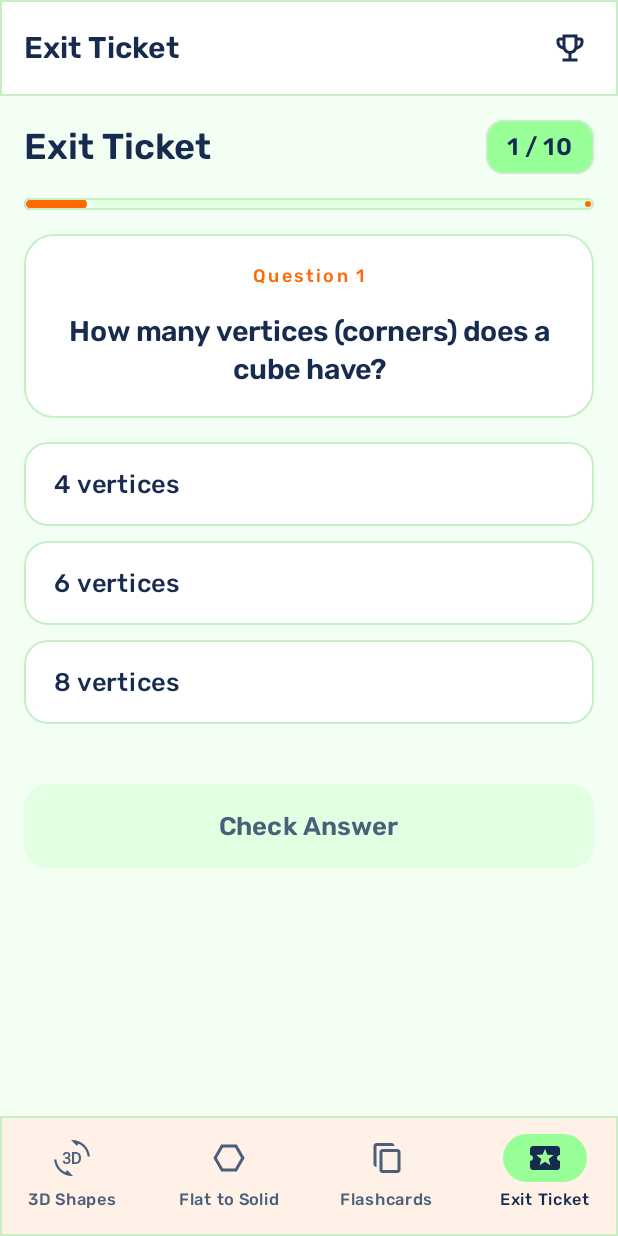
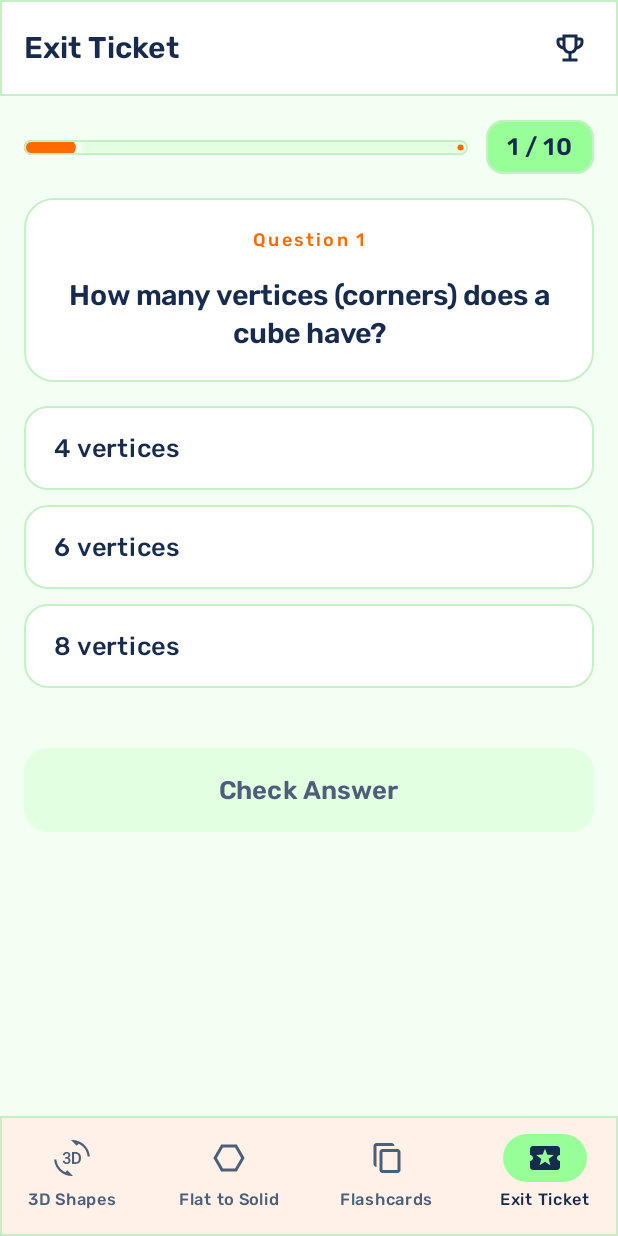
Before and after one commit to dizsel74/GeoKids, an Android app built with Jetpack Compose: the screen it shows after launch (MainActivity), item 4 of the bottom bar chosen, on a phone screen of 412 x 824 dp. Run offline under Robolectric (Android 15) with nearby library versions, the phone set to English and light mode, and no system bars.

Commit message:
Feat: add cone shape to 3D explorer
- Add Cone shape data to Explorer3DScreen
- Refine Flashcards and Quiz screen UI layout

```diff
--- a/app/src/main/java/com/example/ui/components/GeometryWebView.kt
+++ b/app/src/main/java/com/example/ui/components/GeometryWebView.kt
@@ -499,6 +499,19 @@ private fun getHtmlContent(): String {
                         var edgesGeo = new THREE.BufferGeometry();
                         edgesGeo.setAttribute('position', new THREE.Float32BufferAttribute(linePositions, 3));
                         addThickEdges(edgesGeo.attributes.position.array);
+                    } else if (currentShape === 'cone') {
+                        geometry = new THREE.ConeGeometry(0.6, 1.3, 32, 1, false);
+                        currentMesh = new THREE.Mesh(geometry, meshMaterial);
+                        scene.add(currentMesh);
+
+                        // Cone has 1 vertex at the top apex
+                        vertexPositions = [
+                            new THREE.Vector3(0, 0.65, 0)
+                        ];
+
+                        // Only the circular base rim edge
+                        var edgesGeo = new THREE.EdgesGeometry(geometry, 30);
+                        addThickEdges(edgesGeo.attributes.position.array);
                     } else if (currentShape === 'cylinder') {
                         geometry = new THREE.CylinderGeometry(0.5, 0.5, 1.2, 24, 1, false);
                         currentMesh = new THREE.Mesh(geometry, meshMaterial);
@@ -704,7 +717,31 @@ private fun getHtmlContent(): String {
                                 {indices: [6, 7, 15, 14], normal: {x: Math.cos(13*Math.PI/8), y: 0, z: Math.sin(13*Math.PI/8)}},
                                 {indices: [7, 0, 8, 15], normal: {x: Math.cos(15*Math.PI/8), y: 0, z: Math.sin(15*Math.PI/8)}}
                             ]
-                        }
+                        },
+                        cone: (function() {
+                            var segs = 12;
+                            var verts = [];
+                            var edges = [];
+                            var faces = [];
+                            var baseIndices = [];
+                            for (var k = 0; k < segs; k++) {
+                                var a = (k * 2 * Math.PI) / segs;
+                                verts.push({ x: 0.6 * Math.cos(a), y: -0.65, z: 0.6 * Math.sin(a) });
+                                edges.push([k, (k + 1) % segs]);
+                                baseIndices.unshift(k);
+                            }
+                            var apexIdx = segs;
+                            verts.push({ x: 0.0, y: 0.65, z: 0.0 });
+                            faces.push({ indices: baseIndices, normal: { x: 0, y: -1, z: 0 } });
+                            for (var k = 0; k < segs; k++) {
+                                var mid = ((k + 0.5) * 2 * Math.PI) / segs;
+                                faces.push({
+                                    indices: [k, (k + 1) % segs, apexIdx],
+                                    normal: { x: 0.91 * Math.cos(mid), y: 0.42, z: 0.91 * Math.sin(mid) }
+                                });
+                            }
+                            return { vertices: verts, edges: edges, faces: faces };
+                        })()
                     };
 
                     // Function to rotate a 3D point around Y then X
@@ -856,7 +893,9 @@ private fun getHtmlContent(): String {
                         // Draw Vertices (Highlight corners with bright orange/red spheres)
                         if (config.showVertices && currentShape !== 'cylinder') {
                             // Depth-sort vertices so back vertices look smaller or are drawn behind
-                            var sortedVertices = transformedVertices.slice();
+                            var sortedVertices = (currentShape === 'cone')
+                                ? [transformedVertices[transformedVertices.length - 1]]
+                                : transformedVertices.slice();
                             sortedVertices.sort(function(a, b) {
                                 return a.rot.z - b.rot.z;
                             });
--- a/app/src/main/java/com/example/ui/screens/Explorer3DScreen.kt
+++ b/app/src/main/java/com/example/ui/screens/Explorer3DScreen.kt
@@ -108,6 +108,17 @@ sealed class GeometricShape(
         descriptionEn = "It has a triangular base at the bottom and 3 triangular sides! It is also known as a tetrahedron."
     )
 
+    object Cone : GeometricShape(
+        id = "cone",
+        nameEs = "Cono (Pirámide de base circular)",
+        nameEn = "Cone (Circular-based pyramid)",
+        vertices = 1,
+        edges = 1,
+        faces = 2,
+        descriptionEs = "¡Tiene 1 base plana circular abajo y 1 superficie curva que termina en una sola punta arriba (vértice)! Como un cono de helado o un gorro de fiesta.",
+        descriptionEn = "It has 1 flat circular base at the bottom and 1 curved surface that meets at a single tip (apex) at the top! Just like an ice cream cone or a party hat."
+    )
+
     object Cylinder : GeometricShape(
         id = "cylinder",
         nameEs = "Cilindro",
@@ -134,6 +145,7 @@ fun Explorer3DScreen(
         GeometricShape.TriangularPrism,
         GeometricShape.Pyramid,
         GeometricShape.TriangularPyramid,
+        GeometricShape.Cone,
         GeometricShape.Cylinder
     )
     var selectedShape by remember { mutableStateOf<GeometricShape>(GeometricShape.Cube) }
--- a/app/src/main/java/com/example/ui/screens/FlashcardsScreen.kt
+++ b/app/src/main/java/com/example/ui/screens/FlashcardsScreen.kt
@@ -207,27 +207,15 @@ fun FlashcardsScreen(
         verticalArrangement = Arrangement.SpaceBetween
     ) {
         // Top Info
-        Column(
-            modifier = Modifier.fillMaxWidth(),
-            horizontalAlignment = Alignment.Start
-        ) {
-            Text(
-                text = if (isSpanish) "Tarjetas Pregunta" else "Flashcards",
-                style = MaterialTheme.typography.headlineMedium.copy(
-                    fontWeight = FontWeight.SemiBold,
-                    fontSize = 24.sp
-                ),
-                color = GeoNavy
-            )
         Text(
             text = if (isSpanish) "¡Toca la tarjeta para ver la respuesta secreta!" else "Tap the card to reveal the secret answer!",
             style = MaterialTheme.typography.bodyMedium.copy(
                 fontWeight = FontWeight.Normal,
                 fontSize = 13.sp
             ),
-                color = GeoNavyMuted
+            color = GeoNavyMuted,
+            modifier = Modifier.fillMaxWidth()
         )
-        }
 
         // Card Counter Bar
         Text(
--- a/app/src/main/java/com/example/ui/screens/QuizScreen.kt
+++ b/app/src/main/java/com/example/ui/screens/QuizScreen.kt
@@ -196,19 +196,21 @@ fun QuizScreen(
         if (!quizCompleted) {
             val question = questions[currentQuestionIndex]
 
-            // Question Section Header
+            // Progress Bar + Question Counter in the same row
             Row(
                 modifier = Modifier.fillMaxWidth(),
-                horizontalArrangement = Arrangement.SpaceBetween,
+                horizontalArrangement = Arrangement.spacedBy(12.dp),
                 verticalAlignment = Alignment.CenterVertically
             ) {
-                Text(
-                    text = if (isSpanish) "Prueba Rápida" else "Exit Ticket",
-                    style = MaterialTheme.typography.headlineMedium.copy(
-                        fontWeight = FontWeight.SemiBold,
-                        fontSize = 24.sp
-                    ),
-                    color = GeoNavy
+                LinearProgressIndicator(
+                    progress = { (currentQuestionIndex + 1).toFloat() / questions.size },
+                    modifier = Modifier
+                        .weight(1f)
+                        .height(10.dp)
+                        .border(1.dp, GeoMintBorder, RoundedCornerShape(5.dp)),
+                    color = GeoOrange,
+                    trackColor = GeoMintCard,
+                    strokeCap = androidx.compose.ui.graphics.StrokeCap.Round
                 )
 
                 Text(
@@ -221,18 +223,6 @@ fun QuizScreen(
                         .padding(horizontal = 14.dp, vertical = 6.dp)
                 )
             }
-
-            // Progress Bar
-            LinearProgressIndicator(
-                progress = { (currentQuestionIndex + 1).toFloat() / questions.size },
-                modifier = Modifier
-                    .fillMaxWidth()
-                    .height(8.dp)
-                    .border(1.dp, GeoMintBorder, RoundedCornerShape(4.dp)),
-                color = GeoOrange,
-                trackColor = GeoMintCard,
-                strokeCap = androidx.compose.ui.graphics.StrokeCap.Round
-            )
 
             // Question Card
             Card(
```
Lines whose indentation alone changed are shown as unchanged.
